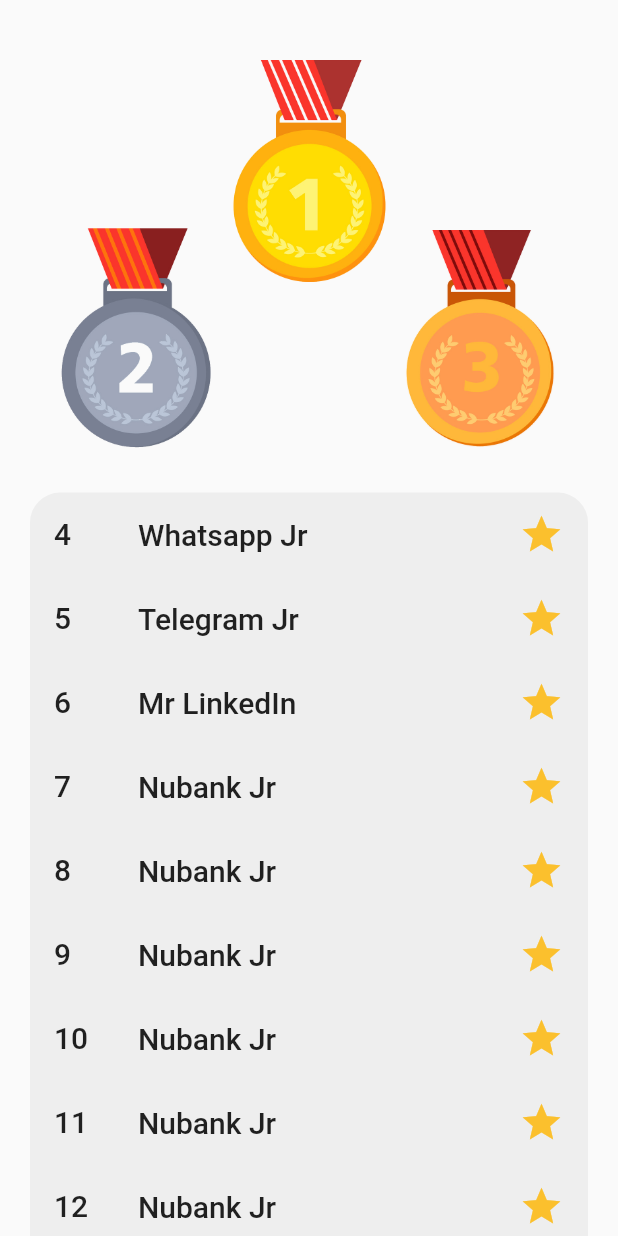
After one commit to danielmbrasil/oops, a Flutter app: the Rank screen opened directly, on a phone screen of 412 x 824 dp. The commit adds this screen. Run offline on Flutter 3.47's test engine with Material 2 defaults, Android fonts, the phone set to English and light mode, and no system bars; our stand-ins replace email_validator, flutter_secure_storage, flutter_spinkit; accounts and stored records are empty.

Commit message:
add rank screen

```diff
--- a/lib/screens/home/bottom_nav_bar.dart
+++ b/lib/screens/home/bottom_nav_bar.dart
@@ -1,5 +1,6 @@
 import 'package:flutter/material.dart';
 import 'package:oops/screens/home/profile.dart';
+import 'package:oops/screens/home/rank.dart';
 import 'package:oops/screens/home/statistics.dart';
 
 class BottomNavBar extends StatefulWidget {
@@ -10,7 +11,7 @@
 }
 
 class _BottomNavBarState extends State<BottomNavBar> {
-  final List _screens = [Scaffold(), Statistics(), Scaffold(), Profile()];
+  final List _screens = [Scaffold(), Statistics(), Rank(), Profile()];
 
   int _index = 0;
 
--- /dev/null
+++ b/lib/screens/home/rank.dart
@@ -0,0 +1,201 @@
+import 'package:flutter/material.dart';
+
+class Rank extends StatefulWidget {
+  @override
+  _RankState createState() => _RankState();
+}
+
+class _RankState extends State<Rank> {
+  List<Map<String, String>> _firstThree = [
+    {'position': '1', 'name': 'Daniel M Brasil'},
+    {'position': '2', 'name': 'Heidy Simbaqueaba'},
+    {'position': '3', 'name': 'Willy'}
+  ];
+
+  List<Map<String, String>> _rank = [
+    {'position': '4', 'name': 'Whatsapp Jr'},
+    {'position': '5', 'name': 'Telegram Jr'},
+    {'position': '6', 'name': 'Mr LinkedIn'},
+    {'position': '7', 'name': 'Nubank Jr'},
+    {'position': '8', 'name': 'Nubank Jr'},
+    {'position': '9', 'name': 'Nubank Jr'},
+    {'position': '10', 'name': 'Nubank Jr'},
+    {'position': '11', 'name': 'Nubank Jr'},
+    {'position': '12', 'name': 'Nubank Jr'},
+    {'position': '13', 'name': 'Nubank Jr'},
+    {'position': '14', 'name': 'Nubank Jr'},
+    {'position': '15', 'name': 'Nubank Jr'},
+    {'position': '16', 'name': 'Nubank Jr'},
+    {'position': '17', 'name': 'Nubank Jr'},
+    {'position': '18', 'name': 'Nubank Jr'},
+  ];
+
+  @override
+  Widget build(BuildContext context) {
+    var _screenWidth = MediaQuery.of(context).size.width;
+    var _screenHeight = MediaQuery.of(context).size.height;
+
+    return Scaffold(
+      body: ListView(
+        padding: EdgeInsets.all(20),
+        children: [
+          SizedBox(height: 20),
+          Container(
+            width: _screenWidth,
+            height: _screenHeight * 0.35,
+            child: Stack(
+              children: [
+                Positioned(
+                  top: 0,
+                  left: 0,
+                  right: 0,
+                  child: InkWell(
+                    child: Container(
+                      width: _screenWidth * 0.18,
+                      height: _screenHeight * 0.18,
+                      decoration: BoxDecoration(
+                        image: DecorationImage(
+                          image: AssetImage('assets/images/gold.png'),
+                        ),
+                      ),
+                    ),
+                    onTap: () async {
+                      await showDialog(
+                          context: context,
+                          builder: (BuildContext context) => _buildDialog(
+                              context,
+                              _firstThree.elementAt(0)['name'],
+                              'gold.png',
+                              _screenWidth));
+                    },
+                  ),
+                ),
+                Positioned(
+                  left: 20,
+                  bottom: 0,
+                  child: InkWell(
+                    child: Container(
+                      alignment: Alignment.centerLeft,
+                      width: _screenWidth * 0.25,
+                      height: _screenHeight * 0.25,
+                      decoration: BoxDecoration(
+                        image: DecorationImage(
+                          image: AssetImage('assets/images/plate.png'),
+                        ),
+                      ),
+                    ),
+                    onTap: () async {
+                      await showDialog(
+                          context: context,
+                          builder: (BuildContext context) => _buildDialog(
+                              context,
+                              _firstThree.elementAt(1)['name'],
+                              'plate.png',
+                              _screenWidth));
+                    },
+                  ),
+                ),
+                Positioned(
+                  right: 20,
+                  bottom: 0,
+                  child: InkWell(
+                    child: Container(
+                      alignment: Alignment.centerRight,
+                      width: _screenWidth * 0.25,
+                      height: _screenHeight * 0.25,
+                      decoration: BoxDecoration(
+                        image: DecorationImage(
+                          image: AssetImage('assets/images/silver.png'),
+                        ),
+                      ),
+                    ),
+                    onTap: () async {
+                      await showDialog(
+                          context: context,
+                          builder: (BuildContext context) => _buildDialog(
+                              context,
+                              _firstThree.elementAt(2)['name'],
+                              'silver.png',
+                              _screenWidth));
+                    },
+                  ),
+                ),
+              ],
+            ),
+          ),
+          Container(
+            height: _rank.length * 57.0,
+            width: _screenWidth,
+            decoration: BoxDecoration(
+              color: Colors.grey.shade200,
+              borderRadius: BorderRadius.all(
+                Radius.circular(20),
+              ),
+            ),
+            child: Column(
+              children: [
+                ..._rank.map(
+                  (e) => ListTile(
+                    leading: Text(
+                      e['position'],
+                      style:
+                          TextStyle(fontSize: 20, fontWeight: FontWeight.w500),
+                    ),
+                    title: Text(
+                      e['name'],
+                      style:
+                          TextStyle(fontSize: 20, fontWeight: FontWeight.w500),
+                    ),
+                    trailing: Icon(
+                      Icons.star,
+                      size: 30,
+                      color: Colors.yellow[700],
+                    ),
+                  ),
+                ),
+              ],
+            ),
+          ),
+          SizedBox(height: 50),
+        ],
+      ),
+    );
+  }
+}
+
+Widget _buildDialog(
+    BuildContext context, String name, String medal, double screenWidth) {
+  return AlertDialog(
+    content: Container(
+      width: screenWidth,
+      height: 250,
+      child: Column(
+        mainAxisAlignment: MainAxisAlignment.spaceBetween,
+        children: [
+          Container(
+              width: 150,
+              height: 150,
+              decoration: BoxDecoration(
+                image: DecorationImage(
+                  image: AssetImage('assets/images/' + medal),
+                ),
+              )),
+          Text(
+            name,
+            style: TextStyle(fontSize: 22, fontWeight: FontWeight.w500),
+          ),
+          Align(
+            alignment: Alignment.bottomRight,
+            child: TextButton(
+              onPressed: () => Navigator.pop(context),
+              child: Text(
+                'Fechar',
+                style: TextStyle(fontSize: 22, fontWeight: FontWeight.w500),
+              ),
+            ),
+          ),
+        ],
+      ),
+    ),
+  );
+}
```
Also changed, not shown: assets/images/gold.png (added), assets/images/plate.png (added), assets/images/silver.png (added).
